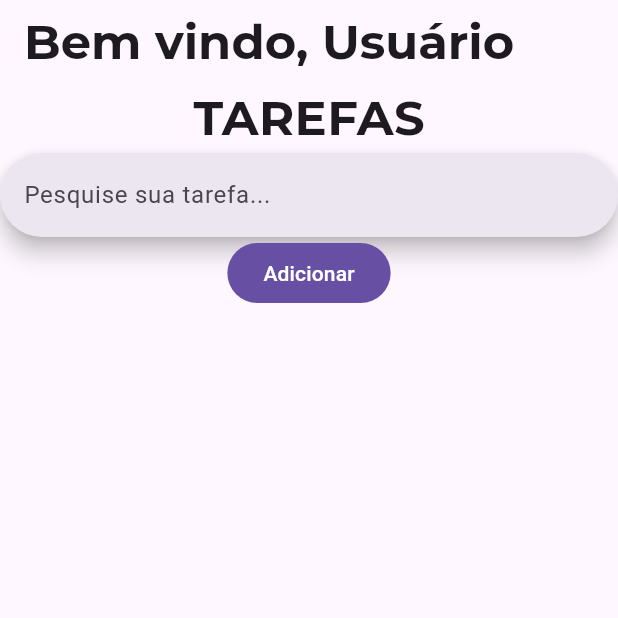
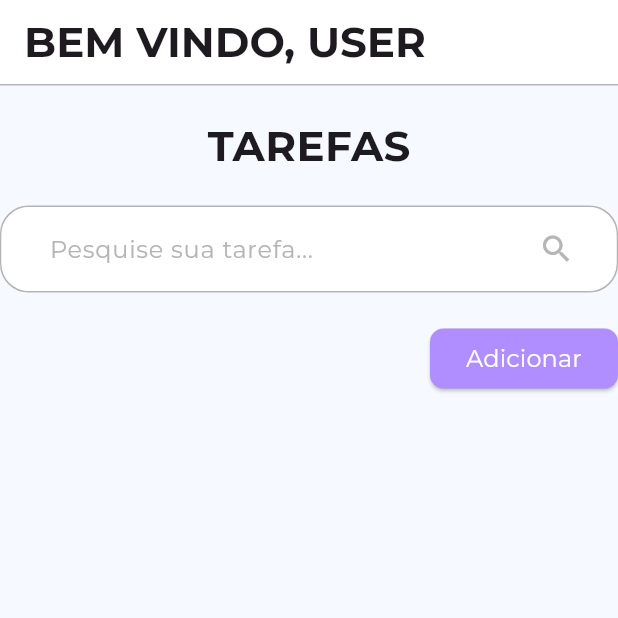
Before and after one commit to hellenilda/Tasks-manager-app, a Flutter app: the screen it shows after launch, on a phone screen of 412 x 824 dp, the top half of it. Run offline on Flutter 3.47's test engine with Material 3 defaults, Android fonts, the phone set to English and light mode, and no system bars.

Commit message:
:sparkles: feat: HomePage completa

```diff
--- a/lib/features/common/constants/app_colors.dart
+++ b/lib/features/common/constants/app_colors.dart
@@ -8,5 +8,7 @@ class AppColors {
 
   static const Color lilas = Color(0xFFB08EFF);
   static const Color branco = Color(0xFFFFFFFF);
+  static const Color cinza = Color(0xFFB5B5B5);
+  static const Color cinzaBg = Color(0xFFF6F9FF);
   static List<Color> gradienteLilas = [Color(0xFFB08EFF), Color.fromARGB(255, 117, 64, 243)];
 }
--- a/lib/features/common/constants/app_text_styles.dart
+++ b/lib/features/common/constants/app_text_styles.dart
@@ -12,12 +12,12 @@ class AppTextStyles {
 
   static const TextStyle h1 = TextStyle(
     fontFamily: 'Montserrat',
-    fontSize: 32.0,
+    fontSize: 28.0,
     fontWeight: FontWeight.bold
   );
 
   static const TextStyle p = TextStyle(
     fontFamily: 'Montserrat',
-    fontSize: 20.0,
+    fontSize: 16.0,
   );
 }
--- a/lib/features/home/home_page.dart
+++ b/lib/features/home/home_page.dart
@@ -1,31 +1,108 @@
+import 'package:first_app/features/common/constants/app_colors.dart';
 import 'package:first_app/features/common/constants/app_text_styles.dart';
 import 'package:flutter/material.dart';
 
-class HomePage extends StatelessWidget{
+class HomePage extends StatelessWidget {
   const HomePage({super.key});
 
   @override
   Widget build(BuildContext context) {
     return Scaffold(
-      body: Column(
+      backgroundColor: AppColors.cinzaBg,
+      body: Center(
+        child: Column(
           children: [
+            Padding(
+              padding: EdgeInsets.only(bottom: 20)
+            ),
             Text(
-            'TAREFAS', style: AppTextStyles.h1,
+              'TAREFAS',
+              style: AppTextStyles.h1,
             ),
-          SearchBar(
+            Padding(
+              padding: EdgeInsets.only(bottom: 20)
+            ),
+            Container(
+              decoration: BoxDecoration(
+                border: Border.all(
+                  color: AppColors.cinza, // Cor da borda
+                  width: 1.0, // Espessura da borda
+                ),
+                borderRadius: BorderRadius.circular(19), // Mesmo valor do shape da SearchBar
+              ),
+              child: SearchBar(
                 hintText: 'Pesquise sua tarefa...',
+                hintStyle: WidgetStateProperty.all<TextStyle>(
+                  TextStyle(color: AppColors.cinza),
                 ),
-          FilledButton(
+                textStyle: WidgetStateProperty.all<TextStyle>(
+                  TextStyle(
+                    fontFamily: 'Montserrat',
+                    fontSize: 16.0,
+                  ),
+                ),
+                backgroundColor: WidgetStateProperty.all<Color>(
+                  AppColors.branco,
+                ),
+                elevation: WidgetStateProperty.all<double>(0),
+                trailing: [
+                  IconButton(
+                    color: AppColors.lilas,
+                    icon: Icon(Icons.search, color: AppColors.cinza),
+                    onPressed: () {},
+                  ),
+                ],
+                padding: WidgetStateProperty.all<EdgeInsets>(
+                  EdgeInsets.symmetric(horizontal: 16),
+                ),
+                shape: WidgetStateProperty.all<OutlinedBorder>(
+                  RoundedRectangleBorder(
+                    borderRadius: BorderRadius.circular(19),
+                  ),
+                ),
+              ),
+            ),
+            Padding(
+              padding: EdgeInsets.only(bottom: 20)
+            ),
+            Row(
+              mainAxisAlignment: MainAxisAlignment.end,
+              children: [
+                ElevatedButton(
+                  style: ElevatedButton.styleFrom(
+                    backgroundColor: AppColors.lilas,
+                    foregroundColor: AppColors.branco,
+                    shape: RoundedRectangleBorder(
+                      borderRadius: BorderRadius.circular(9.0)
+                    )
+                  ),
                   onPressed: (){},
-            child: Text('Adicionar')
+                  child: Align(
+                    child: Text(
+                      'Adicionar',
+                      style: AppTextStyles.p,
+                    ),
                   )
+                ),
               ],
+            ),
+          ],
+        ),
       ),
       appBar: AppBar(
         title: Text(
-          'Bem vindo, Usuário', style: AppTextStyles.h1,
-        )
-      )
+          'BEM VINDO, USER',
+          style: AppTextStyles.h1,
+        ),
+        backgroundColor: AppColors.branco,
+        bottom: PreferredSize(
+          preferredSize: Size.fromHeight(1.0), // Altura da borda
+          child: Container(
+            color: AppColors.cinza, // Cor da borda
+            height: 1.0, // Espessura da borda
+          ),
+        ),
+      ),
     );
   }
 }
```
Lines whose indentation alone changed are shown as unchanged.
